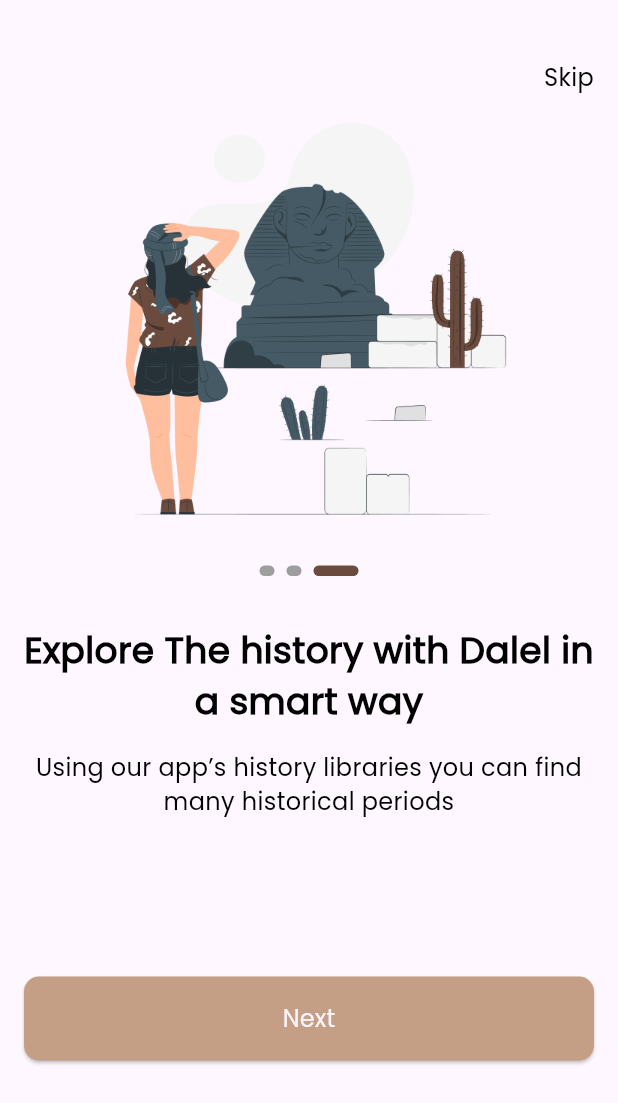
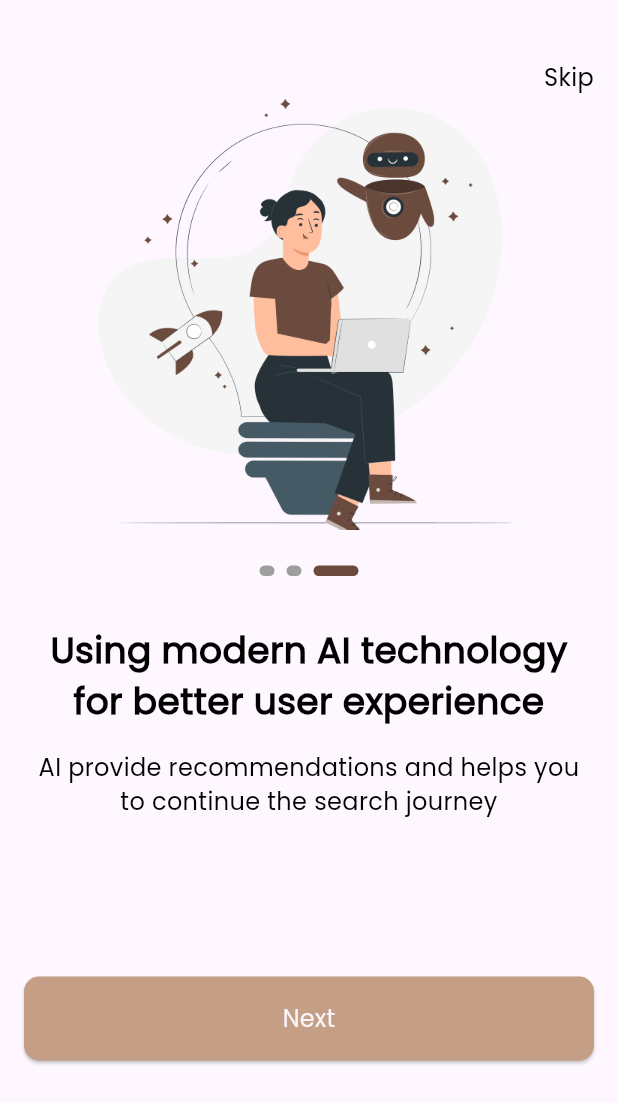
Before and after one commit to nadymahmoud/dalel_app, a Flutter app: the screen it shows after launch, swiped to page 3, on a phone screen of 412 x 824 dp. Shown: the top 1103 px of the screen. Run offline on Flutter 3.47's test engine with Material 3 defaults, Android fonts, the phone set to English and light mode, and no system bars; drawn by our look-alikes of smooth_page_indicator; our stand-ins replace go_router.

Commit message:
create onboarding model

```diff
--- /dev/null
+++ b/lib/features/on_boarding/data/models/on_boarding_model.dart
@@ -0,0 +1,28 @@
+import 'package:dalel_app/core/utils/app_assets.dart';
+
+class OnBoardingmodel {
+  final String image;
+  final String title;
+
+  final String subTitle;
+
+  OnBoardingmodel(
+      {required this.image, required this.title, required this.subTitle});
+}
+
+List<OnBoardingmodel> onBoardingData = [
+  OnBoardingmodel(
+      image: Assets.imagesOnBoarding1,
+      title: 'Explore The history with Dalel in a smart way',
+      subTitle:
+          'Using our app’s history libraries you can find many historical periods'),
+  OnBoardingmodel(
+      image: Assets.imagesOnBoarding2,
+      title: 'From every place on earth',
+      subTitle: 'A big variety of ancient places from all over the world'),
+  OnBoardingmodel(
+      image: Assets.imagesOnBoarding3,
+      title: 'Using modern AI technology for better user experience',
+      subTitle:
+          'AI provide recommendations and helps you to continue the search journey'),
+];
--- a/lib/features/on_boarding/presentation/views/on_boarding_widget_body.dart
+++ b/lib/features/on_boarding/presentation/views/on_boarding_widget_body.dart
@@ -1,5 +1,6 @@
 import 'package:dalel_app/core/utils/app_assets.dart';
 import 'package:dalel_app/core/utils/app_textStyle.dart';
+import 'package:dalel_app/features/on_boarding/data/models/on_boarding_model.dart';
 import 'package:dalel_app/features/on_boarding/presentation/views/custom_smooth_page_indicator.dart';
 import 'package:flutter/material.dart';
 
@@ -13,7 +14,7 @@ class OnBoardingWidgetBody extends StatelessWidget {
       child: PageView.builder(
         physics: BouncingScrollPhysics(),
         controller: _controller,
-        itemCount: 3,
+        itemCount: onBoardingData.length,
         itemBuilder: (context, index) {
           return Column(children: [
             Container(
@@ -22,7 +23,7 @@ class OnBoardingWidgetBody extends StatelessWidget {
               decoration: BoxDecoration(
                   image: DecorationImage(
                       fit: BoxFit.fill,
-                      image: AssetImage(Assets.imagesOnBoarding1))),
+                      image: AssetImage(onBoardingData[index].image))),
             ),
             SizedBox(
               height: 24,
@@ -34,7 +35,7 @@ class OnBoardingWidgetBody extends StatelessWidget {
               height: 32,
             ),
             Text(
-              'Explore The history with Dalel in a smart way',
+              onBoardingData[index].title,
               style: CustomTextStyle.Poppins500style24.copyWith(
                   fontWeight: FontWeight.bold),
               textAlign: TextAlign.center,
@@ -45,7 +46,7 @@ class OnBoardingWidgetBody extends StatelessWidget {
               height: 16,
             ),
             Text(
-              'Using our app’s history libraries you can find many historical periods',
+              onBoardingData[index].subTitle,
               style: CustomTextStyle.Poppins300style16,
               textAlign: TextAlign.center,
               maxLines: 2,
```
Also changed, not shown: assests/images/onBoarding2.png.
